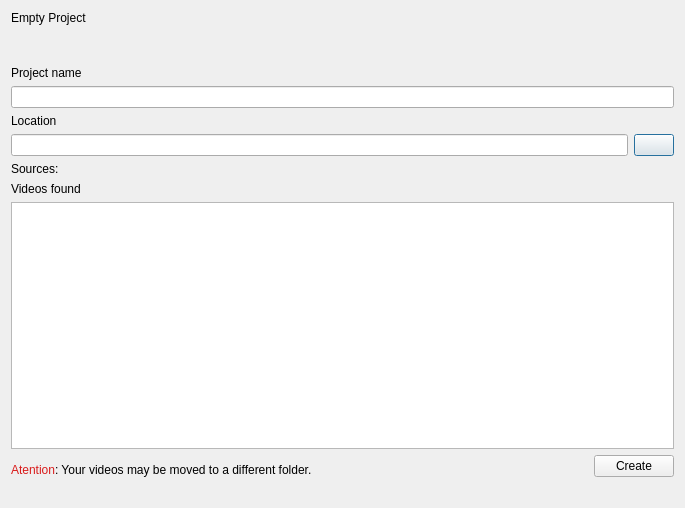
DatDarkAlpaca/sore-crow, file sore-crow/res/designer/create_project_dialog.ui: the form before one commit.
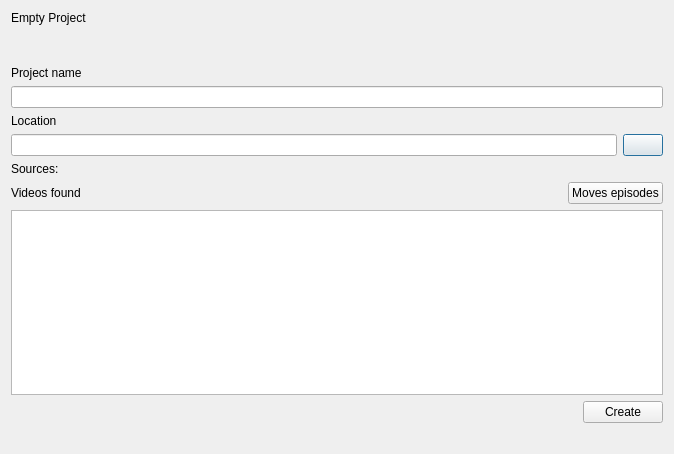
The form after the commit. Icons and pictures are not drawn.

Commit message: Improves project data structure

Patch:
```diff
--- a/sore-crow/res/designer/create_project_dialog.ui
+++ b/sore-crow/res/designer/create_project_dialog.ui
@@ -6,8 +6,8 @@
    <rect>
     <x>0</x>
     <y>0</y>
-    <width>685</width>
-    <height>508</height>
+    <width>674</width>
+    <height>454</height>
    </rect>
   </property>
   <property name="windowTitle">
@@ -94,11 +94,37 @@
        <item>
         <layout class="QVBoxLayout" name="verticalLayout">
          <item>
-          <widget class="QLabel" name="videosLabel">
-           <property name="text">
-            <string>Videos found</string>
+          <layout class="QHBoxLayout" name="horizontalLayout_3">
+           <property name="topMargin">
+            <number>0</number>
            </property>
-          </widget>
+           <item>
+            <widget class="QLabel" name="videosLabel">
+             <property name="sizePolicy">
+              <sizepolicy hsizetype="Expanding" vsizetype="Preferred">
+               <horstretch>0</horstretch>
+               <verstretch>0</verstretch>
+              </sizepolicy>
+             </property>
+             <property name="text">
+              <string>Videos found</string>
+             </property>
+            </widget>
+           </item>
+           <item>
+            <widget class="QPushButton" name="moveEpisodesBtn">
+             <property name="toolTip">
+              <string>Moves all found episodes to a common folder</string>
+             </property>
+             <property name="text">
+              <string>Moves episodes</string>
+             </property>
+             <property name="checkable">
+              <bool>true</bool>
+             </property>
+            </widget>
+           </item>
+          </layout>
          </item>
          <item>
           <widget class="QListWidget" name="videosList"/>
@@ -114,19 +140,6 @@
      <property name="spacing">
       <number>0</number>
      </property>
-     <item>
-      <widget class="QLabel" name="atentionLabel">
-       <property name="text">
-        <string>&lt;html&gt;&lt;head/&gt;&lt;body&gt;&lt;p&gt;&lt;span style=&quot; color:#d91b1b;&quot;&gt;Atention&lt;/span&gt;: Your videos may be moved to a different folder.&lt;/p&gt;&lt;/body&gt;&lt;/html&gt;</string>
-       </property>
-       <property name="textFormat">
-        <enum>Qt::RichText</enum>
-       </property>
-       <property name="alignment">
-        <set>Qt::AlignBottom|Qt::AlignLeading|Qt::AlignLeft</set>
-       </property>
-      </widget>
-     </item>
      <item>
       <spacer name="createSpacer">
        <property name="orientation">
```
The commit also changes 15 other files.
